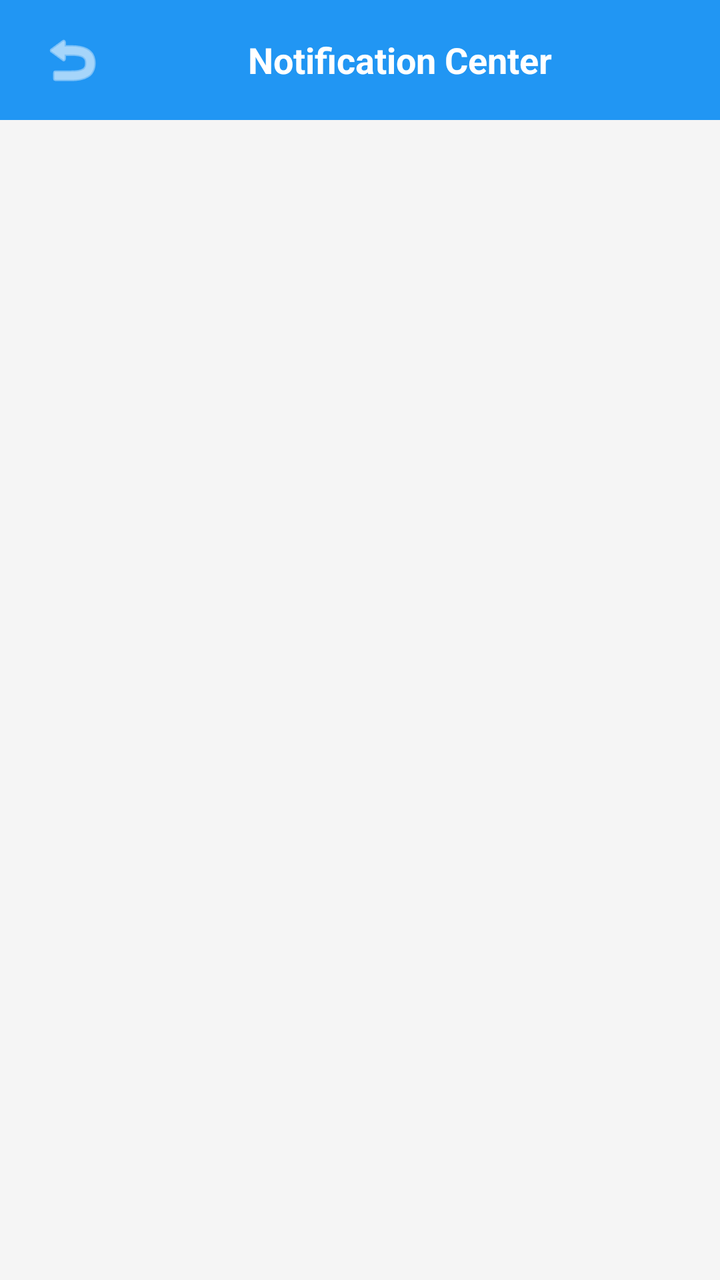
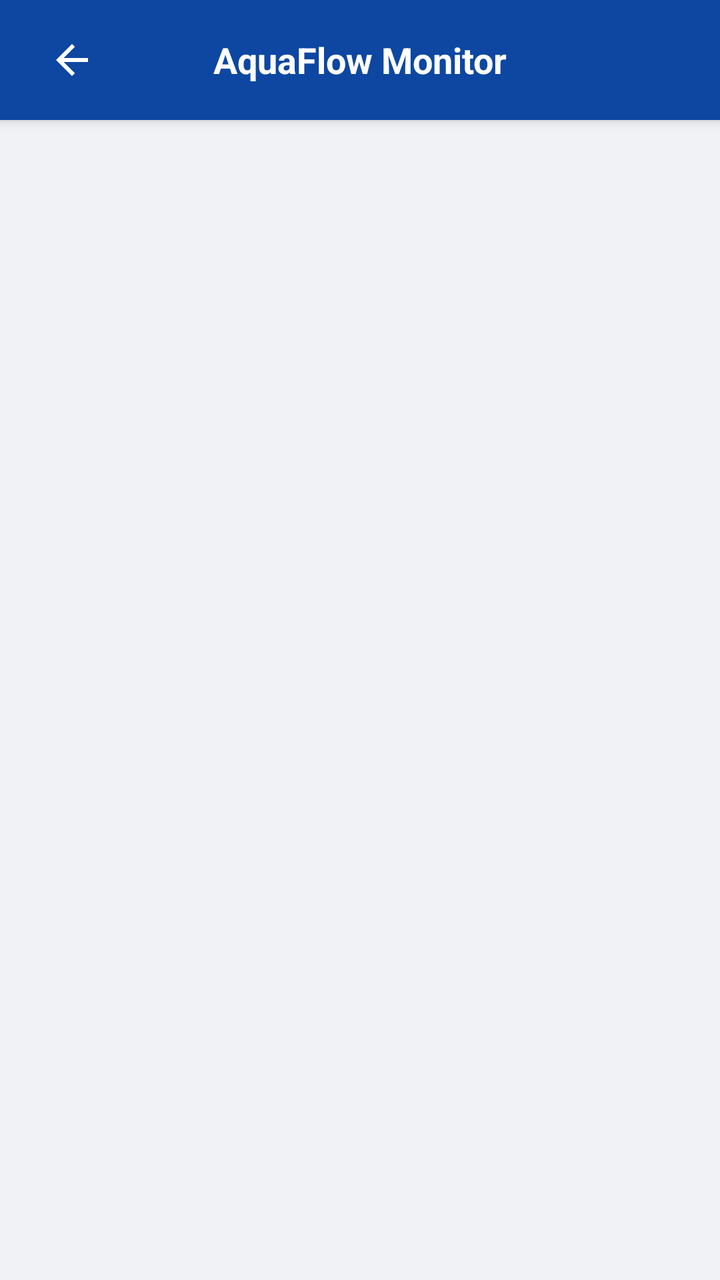

Two renders of the same Android screen: before a commit and after it. Below are the layout's source before the change and the commit's diff.
<!-- AndroidManifest.xml: application theme Theme.WaterFilter -->
<!-- res/layout/activity_notification_center.xml -->
<?xml version="1.0" encoding="utf-8"?>
<LinearLayout xmlns:android="http://schemas.android.com/apk/res/android"
    xmlns:app="http://schemas.android.com/apk/res-auto"
    android:layout_width="match_parent"
    android:layout_height="match_parent"
    android:orientation="vertical"
    android:background="#F5F5F5">

    <LinearLayout
        android:layout_width="match_parent"
        android:layout_height="60dp"
        android:background="#2196F3"
        android:gravity="center_vertical"
        android:paddingHorizontal="16dp">

        <ImageButton
            android:id="@+id/btnBack"
            android:layout_width="40dp"
            android:layout_height="40dp"
            android:src="@android:drawable/ic_menu_revert"
            android:background="?attr/selectableItemBackgroundBorderless"
            app:tint="@android:color/white"
            android:contentDescription="Back" />

        <TextView
            android:layout_width="0dp"
            android:layout_height="wrap_content"
            android:layout_weight="1"
            android:text="Notification Center"
            android:textColor="@android:color/white"
            android:textSize="18sp"
            android:textStyle="bold"
            android:gravity="center" />
    </LinearLayout>

    <TextView
        android:id="@+id/tvEmpty"
        android:layout_width="match_parent"
        android:layout_height="match_parent"
        android:text="📭 No notifications yet\n\nWhen admin sends alerts, they will appear here"
        android:textSize="14sp"
        android:textColor="#999999"
        android:gravity="center"
        android:padding="32dp"
        android:visibility="gone" />

    <androidx.recyclerview.widget.RecyclerView
        android:id="@+id/rvNotifications"
        android:layout_width="match_parent"
        android:layout_height="match_parent"
        android:padding="8dp" />
</LinearLayout>
<!-- resources referenced by this layout -->
<resources>
  <style name="Theme.WaterFilter" parent="Base.Theme.WaterFilter" />
  <style name="Base.Theme.WaterFilter" parent="Theme.Material3.DayNight.NoActionBar">
          
      </style>
</resources>

<!-- the commit's change to res/layout/activity_notification_center.xml (unified diff, before → after) -->
@@ -4,20 +4,22 @@
     android:layout_width="match_parent"
     android:layout_height="match_parent"
     android:orientation="vertical"
-    android:background="#F5F5F5">
+    android:background="@color/bg_app">
 
+    
     <LinearLayout
         android:layout_width="match_parent"
         android:layout_height="60dp"
-        android:background="#2196F3"
+        android:background="@color/primary"
         android:gravity="center_vertical"
-        android:paddingHorizontal="16dp">
+        android:paddingHorizontal="16dp"
+        android:elevation="4dp">
 
         <ImageButton
             android:id="@+id/btnBack"
             android:layout_width="40dp"
             android:layout_height="40dp"
-            android:src="@android:drawable/ic_menu_revert"
+            android:src="@drawable/ic_arrow_back"
             android:background="?attr/selectableItemBackgroundBorderless"
             app:tint="@android:color/white"
             android:contentDescription="Back" />
@@ -26,20 +28,22 @@
             android:layout_width="0dp"
             android:layout_height="wrap_content"
             android:layout_weight="1"
-            android:text="Notification Center"
-            android:textColor="@android:color/white"
+            android:text="AquaFlow Monitor"
+            android:textColor="@color/white"
             android:textSize="18sp"
             android:textStyle="bold"
             android:gravity="center" />
+
+        <View android:layout_width="40dp" android:layout_height="40dp"/>
     </LinearLayout>
 
     <TextView
         android:id="@+id/tvEmpty"
         android:layout_width="match_parent"
         android:layout_height="match_parent"
-        android:text="📭 No notifications yet\n\nWhen admin sends alerts, they will appear here"
+        android:text="📭 No alerts received yet\n\nEmergency notifications will appear here"
         android:textSize="14sp"
-        android:textColor="#999999"
+        android:textColor="@color/text_secondary"
         android:gravity="center"
         android:padding="32dp"
         android:visibility="gone" />
<!-- resource entries referenced after the edit -->
@@ -1,5 +1,15 @@
 <!-- resources referenced by this layout -->
 <resources>
+  <color name="bg_app">#F0F2F5</color>
+  <color name="primary">#0D47A1</color>
+  <color name="text_secondary">#486581</color>
+  <color name="white">#FFFFFF</color>
+  <!-- drawable ic_arrow_back (drawable) -->
+  <vector xmlns:android="http://schemas.android.com/apk/res/android" android:autoMirrored="true" android:height="24dp" android:tint="#000000" android:viewportHeight="960" android:viewportWidth="960" android:width="24dp">
+        
+      <path android:fillColor="@android:color/white" android:pathData="M313,520L537,744L480,800L160,480L480,160L537,216L313,440L800,440L800,520L313,520Z"/>
+      
+  </vector>
   <style name="Theme.WaterFilter" parent="Base.Theme.WaterFilter" />
   <style name="Base.Theme.WaterFilter" parent="Theme.Material3.DayNight.NoActionBar">
           
